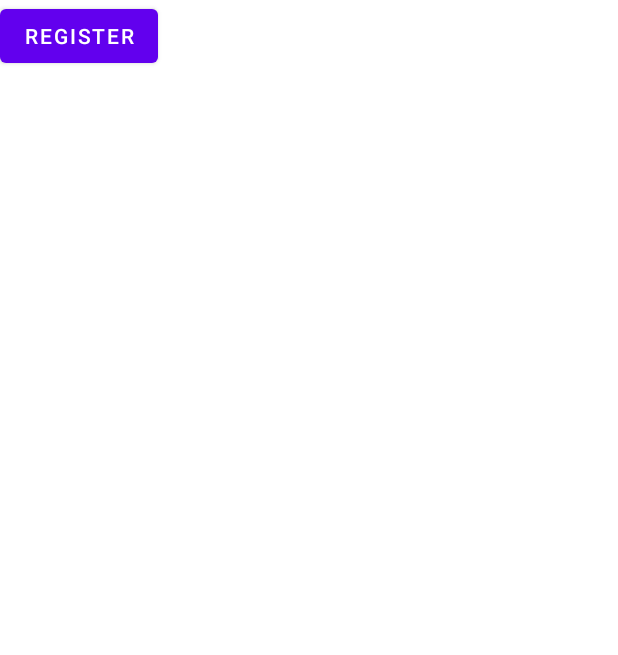
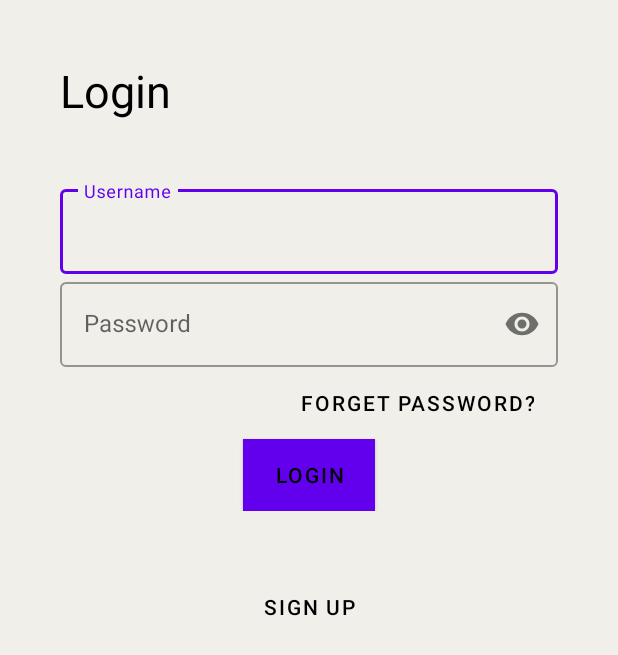
Before and after one commit to LCherop/SaidiaToto, an Android app: the screen it shows after launch (Login), on a phone screen of 412 x 824 dp. Shown: the top 655 px of the screen. Run offline under Robolectric (Android 15) with nearby library versions, the phone set to English and light mode, and no system bars.

Commit message:
Login layout

```diff
--- a/app/src/main/res/layout/activity_login.xml
+++ b/app/src/main/res/layout/activity_login.xml
@@ -1,17 +1,101 @@
 <?xml version="1.0" encoding="utf-8"?>
-<androidx.constraintlayout.widget.ConstraintLayout xmlns:android="http://schemas.android.com/apk/res/android"
+<LinearLayout xmlns:android="http://schemas.android.com/apk/res/android"
     xmlns:app="http://schemas.android.com/apk/res-auto"
     xmlns:tools="http://schemas.android.com/tools"
     android:layout_width="match_parent"
     android:layout_height="match_parent"
-    tools:context=".Login">
+    tools:context=".Login"
+    android:orientation="vertical"
+    android:background="@color/chiffon"
+    android:padding="40dp">
+
+
+    <TextView
+        android:layout_width="wrap_content"
+        android:layout_height="wrap_content"
+        android:text="@string/login_title"
+        android:textSize="30sp"
+        android:textColor="@color/black"
+        />
+    <LinearLayout
+        android:layout_width="match_parent"
+        android:layout_height="wrap_content"
+        android:orientation="vertical"
+        android:layout_marginTop="40dp"
+        android:layout_marginBottom="40dp">
+
+
+        <com.google.android.material.textfield.TextInputLayout
+            android:id="@+id/username"
+            android:layout_width="match_parent"
+            android:layout_height="wrap_content"
+            android:hint="@string/username"
+            style="@style/Widget.MaterialComponents.TextInputLayout.OutlinedBox">
+
+            <com.google.android.material.textfield.TextInputEditText
+                android:layout_width="match_parent"
+                android:layout_height="wrap_content"
+                android:inputType="text"
+                />
+
+        </com.google.android.material.textfield.TextInputLayout>
+
+        <com.google.android.material.textfield.TextInputLayout
+            android:id="@+id/password"
+            android:layout_width="match_parent"
+            android:layout_height="wrap_content"
+            android:hint="@string/password"
+            app:passwordToggleEnabled="true"
+            style="@style/Widget.MaterialComponents.TextInputLayout.OutlinedBox">
+
+            <com.google.android.material.textfield.TextInputEditText
+                android:layout_width="match_parent"
+                android:layout_height="wrap_content"
+                android:inputType="textPassword"
+                />
+
+        </com.google.android.material.textfield.TextInputLayout>
+
+        <Button
+            android:id="@+id/forget_pass"
+            android:layout_width="wrap_content"
+            android:layout_height="wrap_content"
+            android:text="@string/forget_password"
+            tools:layout_editor_absoluteX="128dp"
+            tools:layout_editor_absoluteY="565dp"
+            android:textColor="@color/black"
+            android:onClick="recoverPassword"
+            android:layout_gravity="right"
+            android:background="#00000000"/>
+
+        <Button
+            android:id="@+id/login"
+            android:layout_width="wrap_content"
+            android:layout_height="wrap_content"
+            android:text="@string/login"
+            tools:layout_editor_absoluteX="128dp"
+            tools:layout_editor_absoluteY="565dp"
+            android:textColor="@color/black"
+            android:onClick="login"
+            android:layout_gravity="center"
+            android:background="@color/cherry"/>
+
+    </LinearLayout>
+
 
     <Button
         android:id="@+id/toRegister"
         android:layout_width="wrap_content"
         android:layout_height="wrap_content"
-        android:text="@string/toRegister"
+        android:layout_gravity="center"
+        android:background="#00000000"
+        android:onClick="toreg"
+        android:text="@string/sign_up"
+        android:textColor="@color/black"
         tools:layout_editor_absoluteX="128dp"
-        tools:layout_editor_absoluteY="565dp"
-        android:onClick="toreg"/>
-</androidx.constraintlayout.widget.ConstraintLayout>
+        tools:layout_editor_absoluteY="565dp" />
+
+
+
+
+</LinearLayout>
--- a/app/src/main/res/layout/activity_sign_up.xml
+++ b/app/src/main/res/layout/activity_sign_up.xml
@@ -32,7 +32,7 @@
             android:layout_height="wrap_content"
             android:hint="@string/full_name"
             style="@style/Widget.MaterialComponents.TextInputLayout.OutlinedBox">
-            >
+
 
             <com.google.android.material.textfield.TextInputEditText
                 android:layout_width="match_parent"
--- a/app/src/main/res/values/strings.xml
+++ b/app/src/main/res/values/strings.xml
@@ -9,4 +9,9 @@
     <string name="register">Register</string>
     <string name="already_have_an_account_log_in">Already have an account? Log In</string>
     <string name="toRegister">Register</string>
+    <string name="login_title">Login</string>
+    <string name="sign_up">Sign up</string>
+    <string name="username">Username</string>
+    <string name="login">Login</string>
+    <string name="forget_password">forget password?</string>
 </resources>
```
